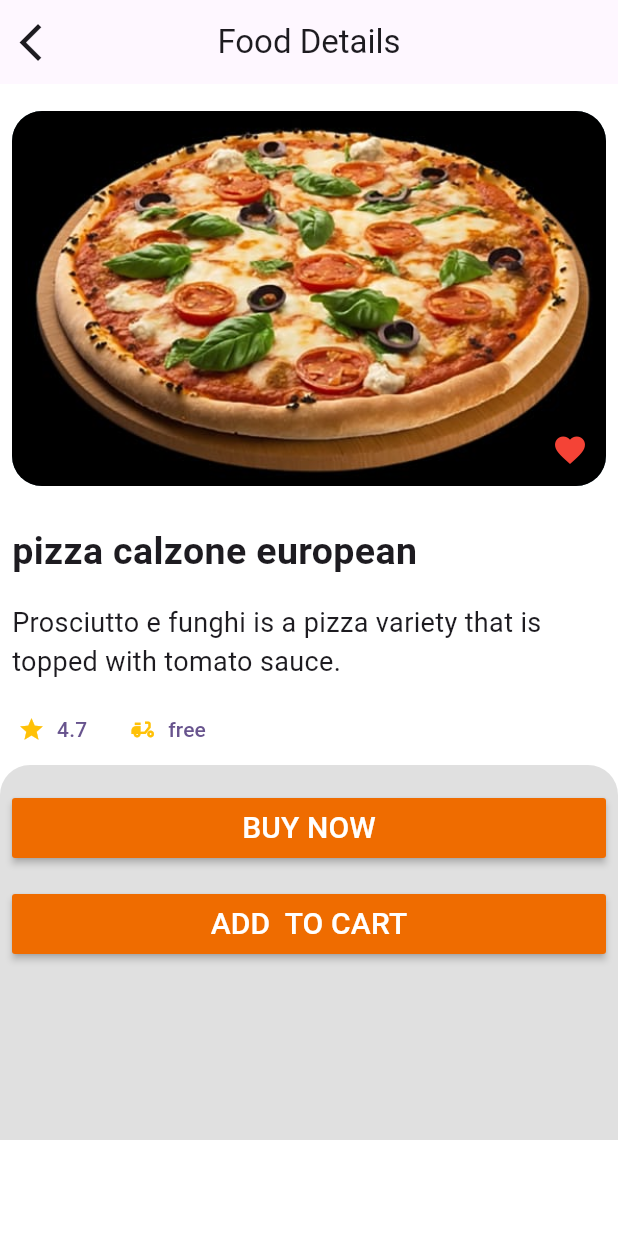
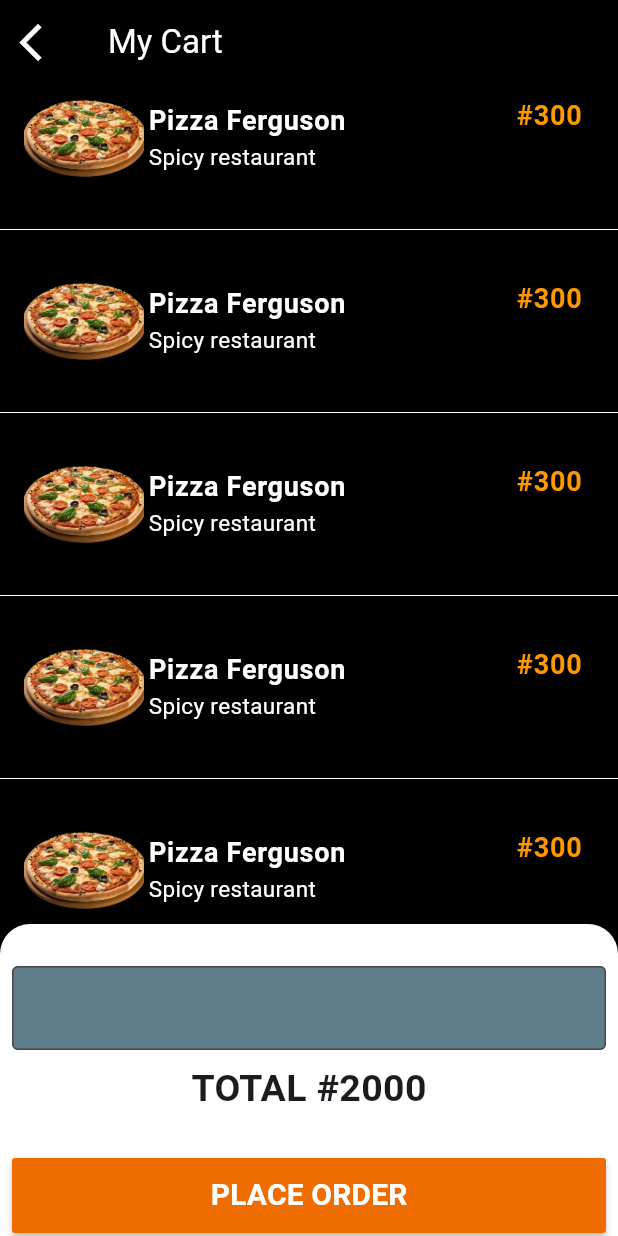
Before and after one commit to nabeeeltk/FoodDash, a Flutter app: the FoodDetailsPage screen opened directly, after a tap on an icon or button, on a phone screen of 412 x 824 dp. Run offline on Flutter 3.47's test engine with Material 2 defaults, Android fonts, the light colour scheme and no system bars; our stand-ins replace flutter_otp_text_field, get.

Commit message:
add my cart

```diff
--- a/fooddash/lib/view/FoodDetailsPage/food_details.dart
+++ b/fooddash/lib/view/FoodDetailsPage/food_details.dart
@@ -1,4 +1,5 @@
 import 'package:flutter/material.dart';
+import 'package:fooddash/view/MyCart/my_cart.dart';
 import 'package:get/get.dart';
 
 import '../../controller/food_Quntity_controller.dart';
@@ -12,86 +13,130 @@ class FoodDetailsPage extends StatelessWidget {
     return Scaffold(
       backgroundColor: Colors.white,
       appBar: AppBar(
-        leading: IconButton(onPressed: (){
+        leading: IconButton(
+            onPressed: () {
               Get.back();
-        }, icon:const  Icon(Icons.arrow_back_ios,size: 30,)),
-        title:const  Text("Food Details"),
+            },
+            icon: const Icon(
+              Icons.arrow_back_ios,
+              size: 30,
+            )),
+        title: const Text("Food Details"),
         centerTitle: true,
       ),
-
       body: SingleChildScrollView(
         child: Column(
           crossAxisAlignment: CrossAxisAlignment.start,
           children: [
-            const  SizedBox(height: 10,),
-
+            const SizedBox(
+              height: 10,
+            ),
             Padding(
-               padding: const EdgeInsets.all(8.0),
+              padding: const EdgeInsets.all(0),
               child: Container(
                 height: 250,
                 width: double.infinity,
-                    decoration: BoxDecoration(
+                decoration:const  BoxDecoration(
                     color: Colors.blueGrey,
-                      image:const  DecorationImage(image: AssetImage("image/pizza1.jpg"),
-                      fit:BoxFit.cover ),
-                      borderRadius: BorderRadiusDirectional.circular(20)
-
-                    ),
+                    image:  DecorationImage(
+                        image: AssetImage("image/pizza1.jpg"),
+                        fit: BoxFit.cover),
+                    borderRadius: BorderRadiusDirectional.only(
+                      bottomEnd: Radius.circular(30),bottomStart: Radius.circular(30))),
                 child: Row(
                   crossAxisAlignment: CrossAxisAlignment.end,
                   mainAxisAlignment: MainAxisAlignment.end,
                   children: [
-                        IconButton(onPressed: (){}, icon:const  Icon(Icons.favorite,color: Colors.red,))
+                    IconButton(
+                        onPressed: () {},
+                        icon: const Icon(
+                          Icons.favorite,
+                          color: Colors.red,
+                        ))
                   ],
                 ),
               ),
             ),
-           const   SizedBox(height: 10,),
-           const   Padding(
-               padding:  EdgeInsets.all(8.0),
-               child: Text("pizza calzone european",style: TextStyle(fontSize: 25,fontWeight: FontWeight.bold),),
-             ),   const   Padding(
-               padding:  EdgeInsets.all(8.0),
-               child: Text("Prosciutto e funghi is a pizza variety that is topped with tomato sauce.",
-               style: TextStyle(fontSize: 18,),),
+            const SizedBox(
+              height: 10,
             ),
-             Row(children: [
-              TextButton.icon(onPressed: (){}, icon:const  Icon(Icons.star,color: Colors.amber,), label: Text("4.7")),
-              TextButton.icon(onPressed: (){}, icon:const  Icon(Icons.delivery_dining,color: Colors.amber,), label: Text("free"))
-             ],),
+            const Padding(
+              padding: EdgeInsets.only(left:8.0),
+              child: Text(
+                "pizza calzone european",
+                style: TextStyle(fontSize: 25, fontWeight: FontWeight.bold),
+              ),
+            ),
+            const Padding(
+             padding: EdgeInsets.only(left:8.0),
+              child: Text(
+                "Prosciutto e funghi is a pizza variety that is topped with tomato sauce.",
+                style: TextStyle(
+                  fontSize: 18,
+                ),
+              ),
+            ),
+            Row(
+              children: [
+                TextButton.icon(
+                    onPressed: () {},
+                    icon: const Icon(
+                      Icons.star,
+                      color: Colors.amber,
+                    ),
+                    label: const Text("4.7")),
+                TextButton.icon(
+                    onPressed: () {},
+                    icon: const Icon(
+                      Icons.delivery_dining,
+                      color: Colors.amber,
+                    ),
+                    label: const Text("free"))
+              ],
+            ),
             Container(
               height: 250,
               width: double.infinity,
               decoration: BoxDecoration(
                   color: Colors.grey.shade300,
-                borderRadius:const  BorderRadius.only(topLeft: Radius.circular(20),topRight: Radius.circular(20))
+                  borderRadius: const BorderRadius.only(
+                      topLeft: Radius.circular(20),
+                      topRight: Radius.circular(20))),
+              child: Column(
+                children: [
+                  const SizedBox(
+                    height: 10,
                   ),
-              child:  Column(
-                children: [
-                const   SizedBox(height: 10,),
-                 const Row(children: [
-
-                  ],),
-
-
-
-                  Padding(
-                    padding: const EdgeInsets.all(8.0),
-                    child: MaterialButton(
-                    minWidth: double.infinity,
-                    height: 40,
-                      onPressed: (){},
-                    color: Colors.orange.shade800,
-                    child:const  Text("BUY NOW",style: TextStyle(fontSize: 20,color: Colors.white),),),
+                  const Row(
+                    children: [],
                   ),
                   Padding(
                     padding: const EdgeInsets.all(8.0),
                     child: MaterialButton(
                       minWidth: double.infinity,
                       height: 40,
-                      onPressed: (){},
+                      onPressed: () {},
                       color: Colors.orange.shade800,
-                    child:const  Text("ADD  TO CART",style: TextStyle(fontSize: 20,color: Colors.white),),),
+                      child: const Text(
+                        "BUY NOW",
+                        style: TextStyle(fontSize: 20, color: Colors.white),
+                      ),
+                    ),
+                  ),
+                  Padding(
+                    padding: const EdgeInsets.all(8.0),
+                    child: MaterialButton(
+                      minWidth: double.infinity,
+                      height: 40,
+                      onPressed: () {
+                        Get.to( const MyCart());
+                      },
+                      color: Colors.orange.shade800,
+                      child: const Text(
+                        "ADD  TO CART",
+                        style: TextStyle(fontSize: 20, color: Colors.white),
+                      ),
+                    ),
                   )
                 ],
               ),
--- /dev/null
+++ b/fooddash/lib/view/MyCart/my_cart.dart
@@ -0,0 +1,123 @@
+import 'package:flutter/material.dart';
+
+class MyCart extends StatelessWidget {
+  const MyCart({super.key});
+
+  @override
+  Widget build(BuildContext context) {
+    return Scaffold(
+      appBar: AppBar(
+        backgroundColor: Colors.black,
+        leading: IconButton(
+            onPressed: () {},
+            icon: const Icon(
+              Icons.arrow_back_ios,
+              color: Colors.white,
+              size: 30,
+            )),
+        title: const Text(
+          "My Cart",
+          style: TextStyle(color: Colors.white),
+        ),
+      ),
+      backgroundColor: Colors.black,
+      body: SingleChildScrollView(
+        child: SingleChildScrollView(
+          child: Column(
+            children: [
+              ListView.separated(
+                shrinkWrap: true,
+                itemBuilder: (context, index) {
+                  return ListTile(
+                      horizontalTitleGap: 3,
+                      title: const Text(
+                        "Pizza Ferguson ",
+                        style: TextStyle(
+                            fontSize: 18,
+                            fontWeight: FontWeight.bold,
+                            color: Colors.white),
+                      ),
+                      subtitle: const Text(
+                        "Spicy restaurant  ",
+                        style: TextStyle(fontSize: 15, color: Colors.white),
+                      ),
+                      leading: Container(
+                        height: 100,
+                        width: 80,
+                        decoration: const BoxDecoration(
+                            image: DecorationImage(
+                                image: AssetImage("image/pizza1.jpg"),
+                                fit: BoxFit.cover)),
+                      ),
+                      onTap: () {},
+                      trailing: const Column(
+                        children: [
+                          Text(
+                            "#300",
+                            style: TextStyle(
+                                fontSize: 18,
+                                fontWeight: FontWeight.bold,
+                                color: Colors.orange),
+                          ),
+                        ],
+                      ));
+                },
+                separatorBuilder: (context, index) {
+                  return const Divider(
+                      height: 50, thickness: 0, color: Colors.white);
+                },
+                itemCount: 5,
+              ),
+              Container(
+                height: 250,
+                width: double.infinity,
+                decoration: BoxDecoration(
+                    color: Colors.white,
+                    borderRadius: BorderRadius.circular(20)),
+                child: Column(
+                  children: [
+                    const SizedBox(
+                      height: 20,
+                    ),
+                    const Padding(
+                      padding: EdgeInsets.all(8.0),
+                      child: TextField(
+                        decoration: InputDecoration(
+                            fillColor: Colors.blueGrey,
+                            filled: true,
+                            border: OutlineInputBorder()),
+                      ),
+                    ),
+                    const Text(
+                      "TOTAL #2000",
+                      style:
+                          TextStyle(fontSize: 25, fontWeight: FontWeight.bold),
+                    ),
+                    const SizedBox(
+                      height: 20,
+                    ),
+                    Padding(
+                      padding: const EdgeInsets.all(8.0),
+                      child: MaterialButton(
+                          color: Colors.orange.shade800,
+                          minWidth: double.infinity,
+                          height: 50,
+                          child: const Text(
+                            "PLACE ORDER",
+                            style: TextStyle(
+                                color: Colors.white,
+                                fontSize: 20,
+                                fontWeight: FontWeight.bold),
+                          ),
+                          onPressed: () {}),
+                    )
+                  ],
+                ),
+              )
+            ],
+          ),
+        ),
+      ),
+    );
+  }
+}
--- a/fooddash/lib/widget/restuarant_list.dart
+++ b/fooddash/lib/widget/restuarant_list.dart
@@ -1,4 +1,6 @@
 import 'package:flutter/material.dart';
+import 'package:fooddash/view/RestuarentDetails/restuarebt_details_page.dart';
+import 'package:get/get.dart';
 
 class RestuarentWidget extends StatelessWidget {
   const RestuarentWidget({super.key});
@@ -15,7 +17,9 @@ class RestuarentWidget extends StatelessWidget {
                   return   Padding(
                     padding: const EdgeInsets.only(bottom: 20),
                     child: InkWell(
-                      onTap: (){},
+                      onTap: (){
+                        Get.to(RestuarentDetails());
+                      },
                       child: Container(
                         height: 250,
                       width: double.infinity,
```
Also changed, not shown: fooddash/lib/view/Home/home_screen.dart (+6 -3 lines), fooddash/lib/view/RestuarentDetails/restuarebt_details_page.dart (added, +130 -0 lines), fooddash/lib/widget/category_widget.dart (+15 -16 lines). Lines whose indentation alone changed are shown as unchanged.
